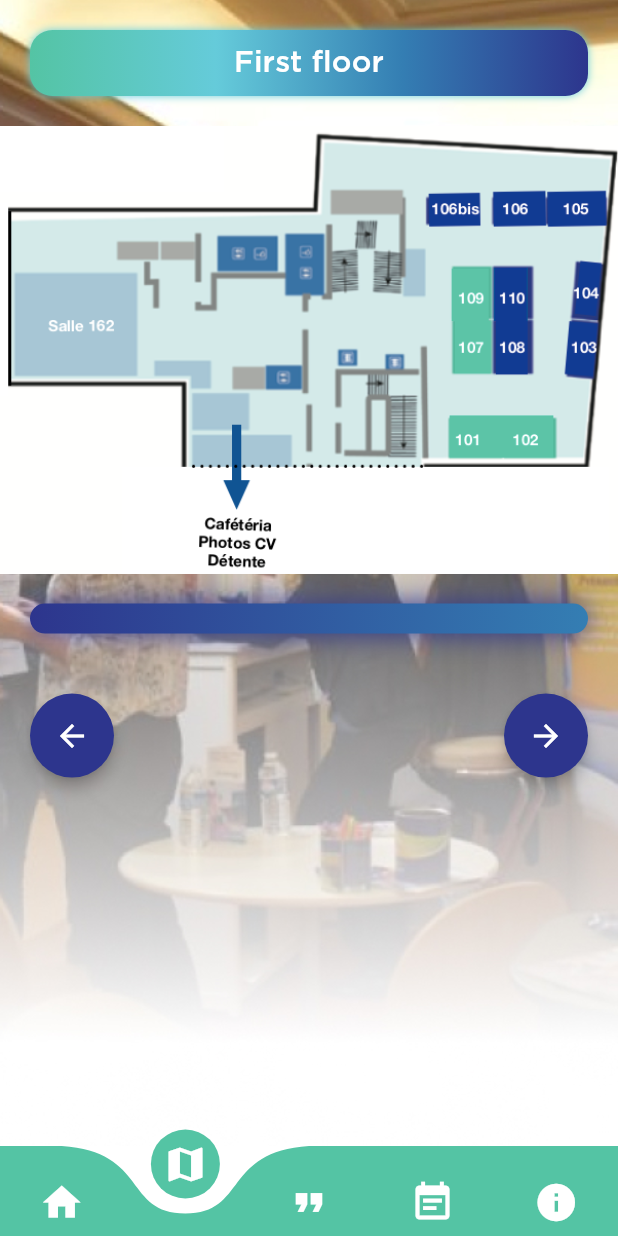
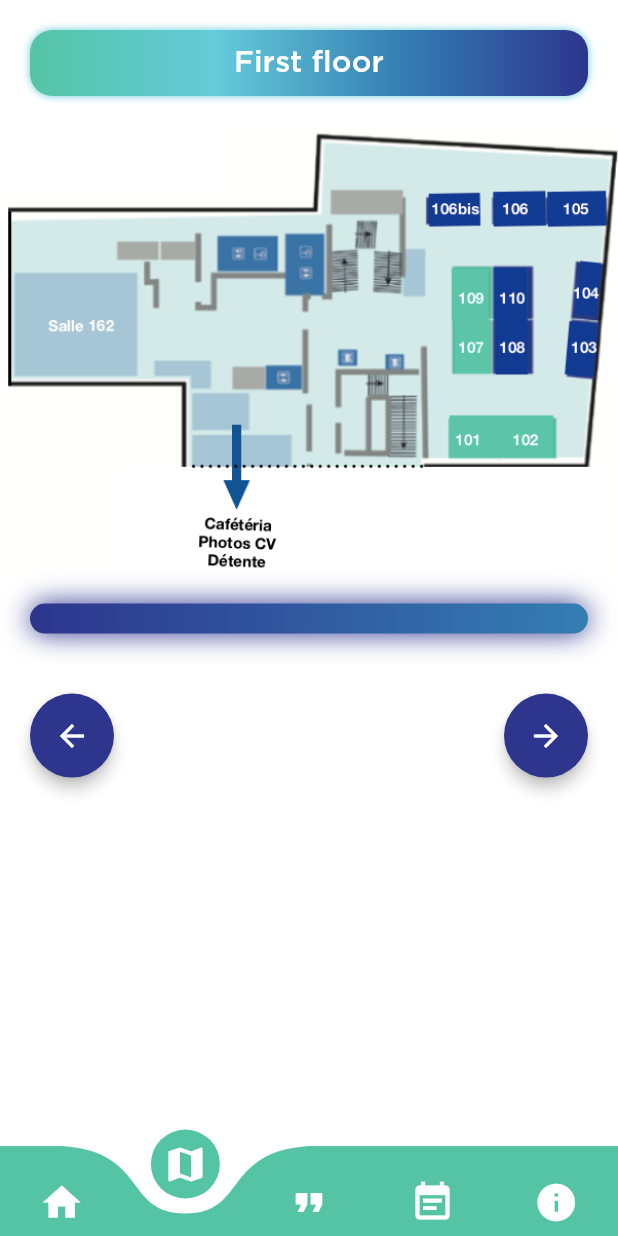
Before and after one commit to fouques1u/ForumHorizonChimie2020, a Flutter app: the screen it shows after launch, after a tap on "Firms", after a tap on "Ground floor", after a tap on the "arrow forward" icon, on a phone screen of 412 x 824 dp. Run offline on Flutter 3.47's test engine with Material 2 defaults, Android fonts, the phone set to English and light mode, and no system bars; drawn by our look-alikes of curved_navigation_bar; our stand-ins replace cloud_firestore, device_info, font_awesome_flutter, shared_preferences; accounts and stored records are empty; statements that could not run were skipped.

Commit message:
Deleted images on screens, replaced by white background.

```diff
--- a/lib/screens/map_pages/first_floor.dart
+++ b/lib/screens/map_pages/first_floor.dart
@@ -48,12 +48,7 @@ class FirstFloorPage extends StatelessWidget {
   @override
   Widget build(BuildContext context) {
     return Container(
-      decoration: BoxDecoration(
-        image: DecorationImage(
-          image: ExactAssetImage('assets/images/img_2_gradient.jpg'),
-          fit: BoxFit.cover,
-        ),
-      ),
+      color: white,
       child: ListView(
         shrinkWrap: true,
         scrollDirection: Axis.vertical,
@@ -94,15 +89,12 @@ class FirstFloorPage extends StatelessWidget {
                   .map((String standNumber) => FutureBuilder(
                         future: getStandInformations(standNumber),
                         builder: (context, AsyncSnapshot snapshot) {
-                          if (snapshot.connectionState ==
-                                  ConnectionState.waiting ||
-                              snapshot.connectionState ==
-                                  ConnectionState.none ||
+                          if (snapshot.connectionState == ConnectionState.waiting ||
+                              snapshot.connectionState == ConnectionState.none ||
                               snapshot.data == null) {
                             return Container();
                           } else {
-                            return ListTileFirmWidget(
-                                standInformations: snapshot.data);
+                            return ListTileFirmWidget(standInformations: snapshot.data);
                           }
                         },
                       ))
--- a/lib/screens/map_pages/search_firm.dart
+++ b/lib/screens/map_pages/search_firm.dart
@@ -102,12 +102,7 @@ class _SearchFirmPageState extends State<SearchFirmPage> {
     return InkWell(
       onTap: () => FocusScope.of(context).unfocus(),
       child: Container(
-        decoration: BoxDecoration(
-          image: DecorationImage(
-            image: ExactAssetImage('assets/images/img_2_gradient.jpg'),
-            fit: BoxFit.cover,
-          ),
-        ),
+        color: white,
         child: ListView(
           scrollDirection: Axis.vertical,
           children: <Widget>[
--- a/lib/screens/map_pages/second_floor.dart
+++ b/lib/screens/map_pages/second_floor.dart
@@ -36,12 +36,7 @@ class SecondFloorPage extends StatelessWidget {
   @override
   Widget build(BuildContext context) {
     return Container(
-      decoration: BoxDecoration(
-        image: DecorationImage(
-          image: ExactAssetImage('assets/images/img_2_gradient.jpg'),
-          fit: BoxFit.cover,
-        ),
-      ),
+      color: white,
       child: ListView(
         scrollDirection: Axis.vertical,
         children: <Widget>[
```
Also changed, not shown: lib/screens/conference_screen.dart (+1 -8 lines), lib/screens/cv_screen.dart (+1 -6 lines), lib/screens/map_pages/third_floor.dart (+1 -8 lines), lib/screens/options_screen.dart (+1 -6 lines).
